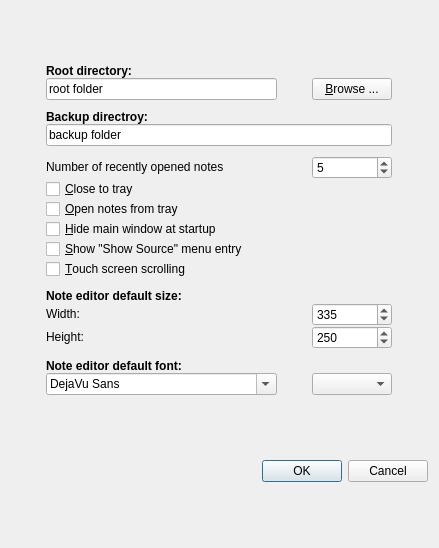
First picture: the form in src/ui/preferences.ui, repository hakaishi/nobleNote, before the edit.
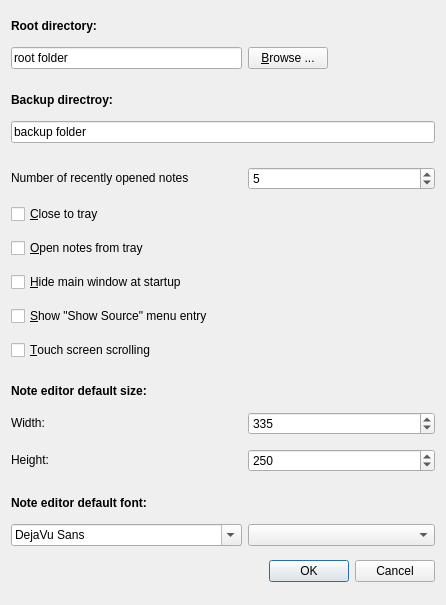
Second picture: the form after the edit. Icons and pictures are not drawn.

Commit message: further improved preferences layout

```diff
--- a/src/ui/preferences.ui
+++ b/src/ui/preferences.ui
@@ -6,16 +6,10 @@
    <rect>
     <x>0</x>
     <y>0</y>
-    <width>439</width>
-    <height>548</height>
+    <width>446</width>
+    <height>605</height>
    </rect>
   </property>
-  <property name="sizePolicy">
-   <sizepolicy hsizetype="Minimum" vsizetype="Minimum">
-    <horstretch>0</horstretch>
-    <verstretch>0</verstretch>
-   </sizepolicy>
-  </property>
   <property name="windowTitle">
    <string>Preferences</string>
   </property>
@@ -24,56 +18,17 @@
     <normaloff>:/nobleNote</normaloff>:/nobleNote</iconset>
   </property>
   <layout class="QGridLayout" name="gridLayout">
-   <property name="horizontalSpacing">
-    <number>10</number>
-   </property>
-   <item row="4" column="0" colspan="3">
-    <widget class="QDialogButtonBox" name="buttonBox">
-     <property name="standardButtons">
-      <set>QDialogButtonBox::Cancel|QDialogButtonBox::Ok</set>
-     </property>
-    </widget>
-   </item>
-   <item row="3" column="0" colspan="3">
-    <layout class="QGridLayout" name="gridLayout_2">
-     <property name="bottomMargin">
-      <number>6</number>
-     </property>
-     <item row="13" column="0">
-      <widget class="QLabel" name="label_2">
-       <property name="sizePolicy">
-        <sizepolicy hsizetype="Preferred" vsizetype="Fixed">
-         <horstretch>0</horstretch>
-         <verstretch>0</verstretch>
-        </sizepolicy>
-       </property>
-       <property name="font">
-        <font>
-         <bold>true</bold>
-        </font>
+   <item row="11" column="1">
+    <widget class="QCheckBox" name="kineticScrolling">
+     <property name="toolTip">
+      <string notr="true">Enables drag to scroll</string>
        </property>
        <property name="text">
-        <string>Note editor default size:</string>
-       </property>
-       <property name="alignment">
-        <set>Qt::AlignLeading|Qt::AlignLeft|Qt::AlignVCenter</set>
-       </property>
-       <property name="margin">
-        <number>0</number>
-       </property>
-      </widget>
-     </item>
-     <item row="18" column="1">
-      <widget class="QComboBox" name="fontSizeComboBox">
-       <property name="sizePolicy">
-        <sizepolicy hsizetype="Minimum" vsizetype="Fixed">
-         <horstretch>0</horstretch>
-         <verstretch>0</verstretch>
-        </sizepolicy>
-       </property>
-      </widget>
-     </item>
-     <item row="16" column="0">
+      <string>&amp;Touch screen scrolling</string>
+     </property>
+    </widget>
+   </item>
+   <item row="16" column="1">
       <spacer name="verticalSpacer_2">
        <property name="orientation">
         <enum>Qt::Vertical</enum>
@@ -89,7 +44,7 @@
        </property>
       </spacer>
      </item>
-     <item row="17" column="0">
+   <item row="17" column="1">
       <widget class="QLabel" name="label_5">
        <property name="sizePolicy">
         <sizepolicy hsizetype="Preferred" vsizetype="Fixed">
@@ -99,6 +54,7 @@
        </property>
        <property name="font">
         <font>
+       <weight>75</weight>
          <bold>true</bold>
         </font>
        </property>
@@ -113,7 +69,7 @@
        </property>
       </widget>
      </item>
-     <item row="18" column="0">
+   <item row="18" column="1">
       <widget class="QFontComboBox" name="fontComboBox">
        <property name="currentFont">
         <font>
@@ -123,7 +79,102 @@
        </property>
       </widget>
      </item>
-     <item row="15" column="1">
+   <item row="8" column="1" colspan="2">
+    <widget class="QCheckBox" name="openNotesFromTray">
+     <property name="toolTip">
+      <string>&lt;html&gt;&lt;head/&gt;&lt;body&gt;&lt;p&gt;Notes can be opened from the tray icon when the application is minimized to the system tray&lt;/p&gt;&lt;/body&gt;&lt;/html&gt;</string>
+     </property>
+     <property name="text">
+      <string>&amp;Open notes from tray</string>
+     </property>
+    </widget>
+   </item>
+   <item row="18" column="2">
+    <widget class="QComboBox" name="fontSizeComboBox">
+     <property name="sizePolicy">
+      <sizepolicy hsizetype="Minimum" vsizetype="Fixed">
+       <horstretch>0</horstretch>
+       <verstretch>0</verstretch>
+      </sizepolicy>
+     </property>
+    </widget>
+   </item>
+   <item row="4" column="1" colspan="2">
+    <widget class="QLineEdit" name="backupPathLabel">
+     <property name="sizePolicy">
+      <sizepolicy hsizetype="Minimum" vsizetype="Fixed">
+       <horstretch>0</horstretch>
+       <verstretch>0</verstretch>
+      </sizepolicy>
+     </property>
+     <property name="text">
+      <string notr="true">backup folder</string>
+     </property>
+     <property name="frame">
+      <bool>true</bool>
+     </property>
+     <property name="readOnly">
+      <bool>true</bool>
+     </property>
+     <property name="wordWrap" stdset="0">
+      <bool>true</bool>
+     </property>
+    </widget>
+   </item>
+   <item row="9" column="1">
+    <widget class="QCheckBox" name="silentStart">
+     <property name="toolTip">
+      <string>Do not show the main interface and notes on startup.
+(Minimized to tray icon)</string>
+     </property>
+     <property name="text">
+      <string>&amp;Hide main window at startup</string>
+     </property>
+    </widget>
+   </item>
+   <item row="14" column="2">
+    <widget class="QSpinBox" name="sizeSpinWidth">
+     <property name="maximum">
+      <number>65536</number>
+     </property>
+     <property name="singleStep">
+      <number>5</number>
+     </property>
+     <property name="value">
+      <number>335</number>
+     </property>
+    </widget>
+   </item>
+   <item row="14" column="1">
+    <widget class="QLabel" name="label_3">
+     <property name="sizePolicy">
+      <sizepolicy hsizetype="Preferred" vsizetype="Fixed">
+       <horstretch>0</horstretch>
+       <verstretch>0</verstretch>
+      </sizepolicy>
+     </property>
+     <property name="text">
+      <string>Width:</string>
+     </property>
+    </widget>
+   </item>
+   <item row="5" column="1">
+    <spacer name="verticalSpacer_4">
+     <property name="orientation">
+      <enum>Qt::Vertical</enum>
+     </property>
+     <property name="sizeType">
+      <enum>QSizePolicy::Fixed</enum>
+     </property>
+     <property name="sizeHint" stdset="0">
+      <size>
+       <width>20</width>
+       <height>10</height>
+      </size>
+     </property>
+    </spacer>
+   </item>
+   <item row="15" column="2">
       <widget class="QSpinBox" name="sizeSpinHeight">
        <property name="maximum">
         <number>65536</number>
@@ -136,7 +187,7 @@
        </property>
       </widget>
      </item>
-     <item row="12" column="0">
+   <item row="12" column="1">
       <spacer name="verticalSpacer">
        <property name="orientation">
         <enum>Qt::Vertical</enum>
@@ -152,7 +203,7 @@
        </property>
       </spacer>
      </item>
-     <item row="6" column="1">
+   <item row="6" column="2">
       <widget class="QSpinBox" name="recentSpin">
        <property name="maximum">
         <number>15</number>
@@ -162,61 +213,7 @@
        </property>
       </widget>
      </item>
-     <item row="14" column="1">
-      <widget class="QSpinBox" name="sizeSpinWidth">
-       <property name="maximum">
-        <number>65536</number>
-       </property>
-       <property name="singleStep">
-        <number>5</number>
-       </property>
-       <property name="value">
-        <number>335</number>
-       </property>
-      </widget>
-     </item>
-     <item row="0" column="0">
-      <widget class="QLabel" name="rootLabel">
-       <property name="sizePolicy">
-        <sizepolicy hsizetype="Fixed" vsizetype="Fixed">
-         <horstretch>0</horstretch>
-         <verstretch>0</verstretch>
-        </sizepolicy>
-       </property>
-       <property name="font">
-        <font>
-         <bold>true</bold>
-        </font>
-       </property>
-       <property name="text">
-        <string>Root directory:</string>
-       </property>
-      </widget>
-     </item>
-     <item row="14" column="0">
-      <widget class="QLabel" name="label_3">
-       <property name="sizePolicy">
-        <sizepolicy hsizetype="Preferred" vsizetype="Fixed">
-         <horstretch>0</horstretch>
-         <verstretch>0</verstretch>
-        </sizepolicy>
-       </property>
-       <property name="text">
-        <string>Width:</string>
-       </property>
-      </widget>
-     </item>
-     <item row="8" column="0" colspan="2">
-      <widget class="QCheckBox" name="openNotesFromTray">
-       <property name="toolTip">
-        <string>&lt;html&gt;&lt;head/&gt;&lt;body&gt;&lt;p&gt;Notes can be opened from the tray icon when the application is minimized to the system tray&lt;/p&gt;&lt;/body&gt;&lt;/html&gt;</string>
-       </property>
-       <property name="text">
-        <string>&amp;Open notes from tray</string>
-       </property>
-      </widget>
-     </item>
-     <item row="7" column="0" colspan="2">
+   <item row="7" column="1" colspan="2">
       <widget class="QCheckBox" name="dontQuit">
        <property name="toolTip">
         <string/>
@@ -226,17 +223,7 @@
        </property>
       </widget>
      </item>
-     <item row="11" column="0">
-      <widget class="QCheckBox" name="kineticScrolling">
-       <property name="toolTip">
-        <string notr="true">Enables drag to scroll</string>
-       </property>
-       <property name="text">
-        <string>&amp;Touch screen scrolling</string>
-       </property>
-      </widget>
-     </item>
-     <item row="15" column="0">
+   <item row="15" column="1">
       <widget class="QLabel" name="label_4">
        <property name="sizePolicy">
         <sizepolicy hsizetype="Preferred" vsizetype="Fixed">
@@ -249,7 +236,42 @@
        </property>
       </widget>
      </item>
-     <item row="3" column="0">
+   <item row="2" column="1">
+    <spacer name="verticalSpacer_3">
+     <property name="orientation">
+      <enum>Qt::Vertical</enum>
+     </property>
+     <property name="sizeType">
+      <enum>QSizePolicy::Fixed</enum>
+     </property>
+     <property name="sizeHint" stdset="0">
+      <size>
+       <width>20</width>
+       <height>10</height>
+      </size>
+     </property>
+    </spacer>
+   </item>
+   <item row="0" column="1">
+    <widget class="QLabel" name="rootLabel">
+     <property name="sizePolicy">
+      <sizepolicy hsizetype="Fixed" vsizetype="Fixed">
+       <horstretch>0</horstretch>
+       <verstretch>0</verstretch>
+      </sizepolicy>
+     </property>
+     <property name="font">
+      <font>
+       <weight>75</weight>
+       <bold>true</bold>
+      </font>
+     </property>
+     <property name="text">
+      <string>Root directory:</string>
+     </property>
+    </widget>
+   </item>
+   <item row="3" column="1">
       <widget class="QLabel" name="backupLabel">
        <property name="sizePolicy">
         <sizepolicy hsizetype="Fixed" vsizetype="Fixed">
@@ -259,6 +281,7 @@
        </property>
        <property name="font">
         <font>
+       <weight>75</weight>
          <bold>true</bold>
         </font>
        </property>
@@ -267,70 +290,32 @@
        </property>
       </widget>
      </item>
-     <item row="2" column="0">
-      <spacer name="verticalSpacer_3">
-       <property name="orientation">
-        <enum>Qt::Vertical</enum>
-       </property>
-       <property name="sizeType">
-        <enum>QSizePolicy::Fixed</enum>
-       </property>
-       <property name="sizeHint" stdset="0">
-        <size>
-         <width>20</width>
-         <height>10</height>
-        </size>
-       </property>
-      </spacer>
-     </item>
-     <item row="6" column="0">
-      <widget class="QLabel" name="label_6">
+   <item row="13" column="1">
+    <widget class="QLabel" name="label_2">
        <property name="sizePolicy">
         <sizepolicy hsizetype="Preferred" vsizetype="Fixed">
          <horstretch>0</horstretch>
          <verstretch>0</verstretch>
         </sizepolicy>
        </property>
-       <property name="text">
-        <string>Number of recently opened notes</string>
-       </property>
-      </widget>
-     </item>
-     <item row="10" column="0">
-      <widget class="QCheckBox" name="showSource">
+     <property name="font">
+      <font>
+       <weight>75</weight>
+       <bold>true</bold>
+      </font>
+     </property>
        <property name="text">
-        <string>&amp;Show &quot;Show Source&quot; menu entry</string>
-       </property>
-      </widget>
-     </item>
-     <item row="9" column="0">
-      <widget class="QCheckBox" name="silentStart">
-       <property name="toolTip">
-        <string>Do not show the main interface and notes on startup.
-(Minimized to tray icon)</string>
-       </property>
-       <property name="text">
-        <string>&amp;Hide main window at startup</string>
+      <string>Note editor default size:</string>
+     </property>
+     <property name="alignment">
+      <set>Qt::AlignLeading|Qt::AlignLeft|Qt::AlignVCenter</set>
+     </property>
+     <property name="margin">
+      <number>0</number>
        </property>
       </widget>
      </item>
-     <item row="5" column="0">
-      <spacer name="verticalSpacer_4">
-       <property name="orientation">
-        <enum>Qt::Vertical</enum>
-       </property>
-       <property name="sizeType">
-        <enum>QSizePolicy::Fixed</enum>
-       </property>
-       <property name="sizeHint" stdset="0">
-        <size>
-         <width>20</width>
-         <height>10</height>
-        </size>
-       </property>
-      </spacer>
-     </item>
-     <item row="1" column="0">
+   <item row="1" column="1">
       <widget class="QLineEdit" name="rootPathLabel">
        <property name="sizePolicy">
         <sizepolicy hsizetype="Minimum" vsizetype="Fixed">
@@ -349,7 +334,7 @@
        </property>
       </widget>
      </item>
-     <item row="1" column="1">
+   <item row="1" column="2">
       <widget class="QPushButton" name="browseButton">
        <property name="enabled">
         <bool>true</bool>
@@ -365,31 +350,37 @@
        </property>
       </widget>
      </item>
-     <item row="4" column="0" colspan="2">
-      <widget class="QLineEdit" name="backupPathLabel">
+   <item row="6" column="1">
+    <widget class="QLabel" name="label_6">
        <property name="sizePolicy">
-        <sizepolicy hsizetype="Minimum" vsizetype="Fixed">
+      <sizepolicy hsizetype="Preferred" vsizetype="Fixed">
          <horstretch>0</horstretch>
          <verstretch>0</verstretch>
         </sizepolicy>
        </property>
        <property name="text">
-        <string notr="true">backup folder</string>
-       </property>
-       <property name="frame">
-        <bool>true</bool>
-       </property>
-       <property name="readOnly">
-        <bool>true</bool>
-       </property>
-       <property name="wordWrap" stdset="0">
-        <bool>true</bool>
+      <string>Number of recently opened notes</string>
+     </property>
+    </widget>
+   </item>
+   <item row="10" column="1">
+    <widget class="QCheckBox" name="showSource">
+     <property name="text">
+      <string>&amp;Show &quot;Show Source&quot; menu entry</string>
+     </property>
+    </widget>
+   </item>
+   <item row="19" column="2">
+    <widget class="QDialogButtonBox" name="buttonBox">
+     <property name="orientation">
+      <enum>Qt::Horizontal</enum>
+     </property>
+     <property name="standardButtons">
+      <set>QDialogButtonBox::Cancel|QDialogButtonBox::Ok</set>
        </property>
       </widget>
      </item>
     </layout>
-   </item>
-  </layout>
  </widget>
  <tabstops>
   <tabstop>dontQuit</tabstop>
```
Left out of the diff: 36 changed lines with no effect on the pictures. Lines whose indentation alone changed are shown as unchanged.
